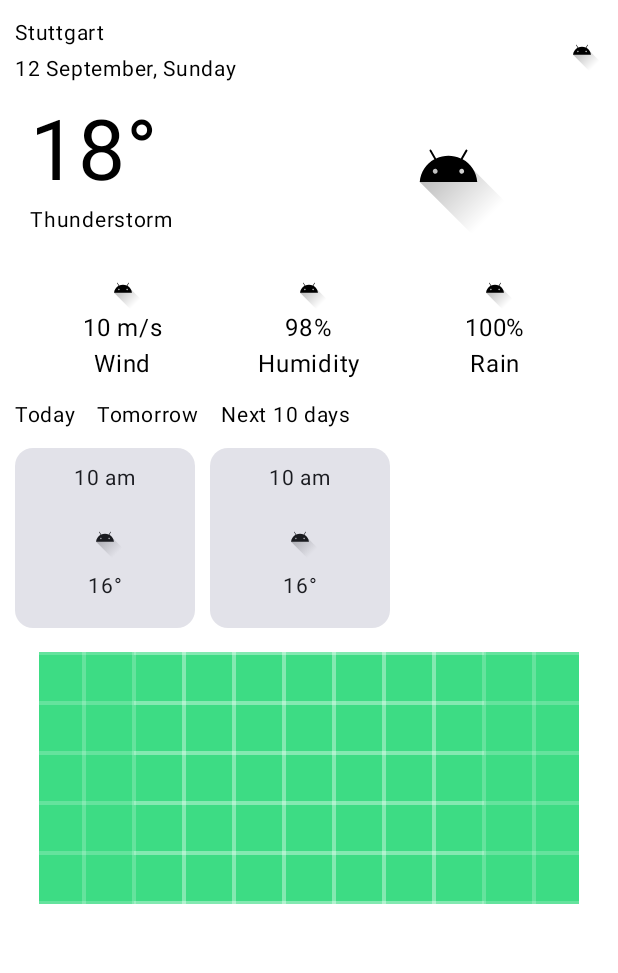
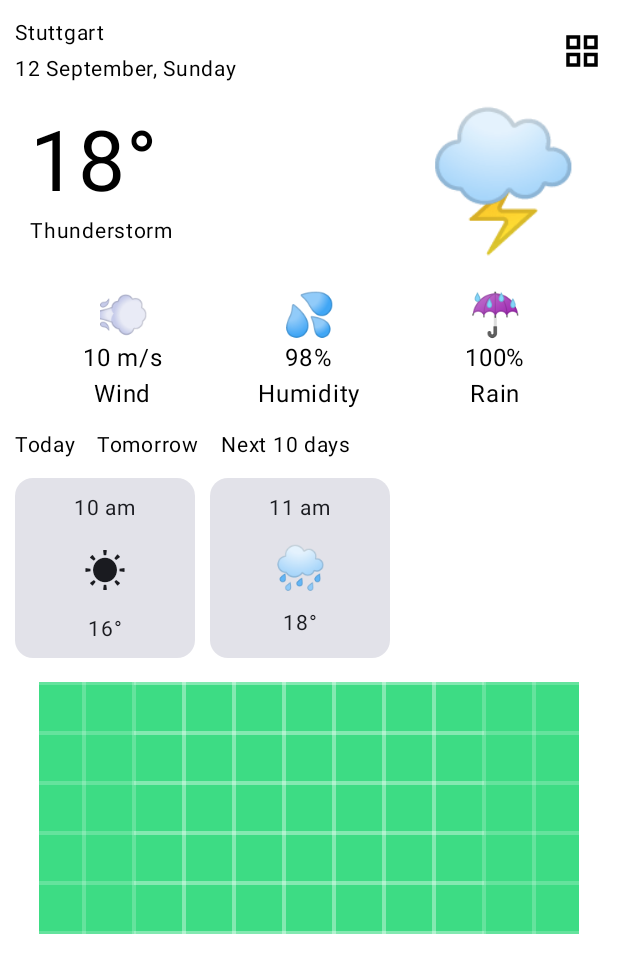
Before and after one commit to alanliongar/Weather, an Android app built with Jetpack Compose: the @Preview function GreetingPreview, on a phone screen of 412 x 824 dp. Shown: the top 973 px of the screen. Run offline under Robolectric (Android 15) with nearby library versions, the phone set to English and light mode, and no system bars; 1 statement that could not run was skipped.

Commit message:
First screen scope done

```diff
--- a/app/build.gradle.kts
+++ b/app/build.gradle.kts
@@ -40,7 +40,7 @@ android {
 }
 
 dependencies {
-
+    implementation("androidx.compose.material:material-icons-extended")
     implementation(libs.androidx.core.ktx)
     implementation(libs.androidx.lifecycle.runtime.ktx)
     implementation(libs.androidx.activity.compose)
--- a/app/src/main/java/com/example/weather/MainActivity.kt
+++ b/app/src/main/java/com/example/weather/MainActivity.kt
@@ -5,7 +5,6 @@ import androidx.activity.ComponentActivity
 import androidx.activity.compose.setContent
 import androidx.activity.enableEdgeToEdge
 import androidx.compose.foundation.Image
-import androidx.compose.foundation.layout.Arrangement
 import androidx.compose.foundation.layout.Column
 import androidx.compose.foundation.layout.Row
 import androidx.compose.foundation.layout.Spacer
@@ -14,7 +13,8 @@ import androidx.compose.foundation.layout.fillMaxWidth
 import androidx.compose.foundation.layout.height
 import androidx.compose.foundation.layout.padding
 import androidx.compose.foundation.layout.size
-import androidx.compose.foundation.layout.width
+import androidx.compose.material.icons.Icons
+import androidx.compose.material.icons.filled.GridView
 import androidx.compose.material3.Card
 import androidx.compose.material3.Icon
 import androidx.compose.material3.Scaffold
@@ -24,6 +24,7 @@ import androidx.compose.ui.Alignment
 import androidx.compose.ui.Modifier
 import androidx.compose.ui.layout.ContentScale
 import androidx.compose.ui.res.painterResource
+import androidx.compose.ui.text.style.TextAlign
 import androidx.compose.ui.tooling.preview.Preview
 import androidx.compose.ui.unit.dp
 import androidx.compose.ui.unit.sp
@@ -71,8 +72,8 @@ fun Climate(cityClimateInfo: ClimateInfo, modifier: Modifier = Modifier) {
                 modifier = modifier
                     .align(Alignment.CenterVertically)
                     .size(28.dp),
-                painter = painterResource(R.drawable.ic_launcher_foreground),
-                contentDescription = "detail icon",
+                imageVector = Icons.Filled.GridView,
+                contentDescription = "Grid view"
             )
         }
         //line of temperature, status and image
@@ -96,13 +97,13 @@ fun Climate(cityClimateInfo: ClimateInfo, modifier: Modifier = Modifier) {
                     fontSize = 14.sp
                 )
             }
-            Icon(
-                modifier = modifier
-                    .weight(1f)
-                    .size(90.dp),
-                painter = painterResource(R.drawable.ic_launcher_foreground),
-                contentDescription = "Weather icon"
+            Text(
+                text = getEmoji(weatherStatus = "Thunderstorm"),
+                fontSize = 90.sp,
+                modifier = modifier,
+                textAlign = TextAlign.Center
             )
+
         }
         Row(
             modifier = modifier
@@ -110,12 +111,11 @@ fun Climate(cityClimateInfo: ClimateInfo, modifier: Modifier = Modifier) {
                 .padding(10.dp)
         ) {
             Column(modifier = modifier.weight(1f)) {
-                Icon(
-                    modifier = modifier
-                        .size(28.dp)
-                        .align(Alignment.CenterHorizontally),
-                    painter = painterResource(R.drawable.ic_launcher_foreground),
-                    contentDescription = "wind icon"
+                Text(
+                    text = getEmoji(weatherStatus = "Wind"),
+                    fontSize = 28.sp,
+                    modifier = modifier.align(Alignment.CenterHorizontally),
+                    textAlign = TextAlign.Center
                 )
                 Text(
                     modifier = modifier.align(Alignment.CenterHorizontally),
@@ -127,12 +127,11 @@ fun Climate(cityClimateInfo: ClimateInfo, modifier: Modifier = Modifier) {
                 )
             }
             Column(modifier = modifier.weight(1f)) {
-                Icon(
-                    modifier = modifier
-                        .size(28.dp)
-                        .align(Alignment.CenterHorizontally),
-                    painter = painterResource(R.drawable.ic_launcher_foreground),
-                    contentDescription = "humidity icon"
+                Text(
+                    text = getEmoji(weatherStatus = "Humidity"),
+                    fontSize = 28.sp,
+                    modifier = modifier.align(Alignment.CenterHorizontally),
+                    textAlign = TextAlign.Center
                 )
                 Text(
                     modifier = modifier.align(Alignment.CenterHorizontally),
@@ -144,12 +143,11 @@ fun Climate(cityClimateInfo: ClimateInfo, modifier: Modifier = Modifier) {
                 )
             }
             Column(modifier = modifier.weight(1f)) {
-                Icon(
-                    modifier = modifier
-                        .size(28.dp)
-                        .align(Alignment.CenterHorizontally),
-                    painter = painterResource(R.drawable.ic_launcher_foreground),
-                    contentDescription = "rain icon"
+                Text(
+                    text = getEmoji(weatherStatus = "Rain"),
+                    fontSize = 28.sp,
+                    modifier = modifier.align(Alignment.CenterHorizontally),
+                    textAlign = TextAlign.Center
                 )
                 Text(
                     modifier = modifier.align(Alignment.CenterHorizontally),
@@ -189,18 +187,17 @@ fun Climate(cityClimateInfo: ClimateInfo, modifier: Modifier = Modifier) {
                         text = "10 am",
                         fontSize = 14.sp
                     )
-                    Icon(
-                        modifier = Modifier
-                            .size(28.dp)
-                            .align(Alignment.CenterHorizontally)
-                            .weight(1f),
-                        painter = painterResource(R.drawable.ic_launcher_foreground),
-                        contentDescription = "weather icon",
+                    Text(
+                        text = "☀",
+                        fontSize = 28.sp, // ou ajuste conforme quiser
+                        modifier = modifier.align(Alignment.CenterHorizontally),
+                        textAlign = TextAlign.Center
                     )
                     Text(
                         modifier = modifier
                             .align(Alignment.CenterHorizontally)
-                            .weight(1f),
+                            .weight(1f)
+                            .padding(top = 8.dp),
                         text = "16°",
                         fontSize = 14.sp
                     )
@@ -214,22 +211,21 @@ fun Climate(cityClimateInfo: ClimateInfo, modifier: Modifier = Modifier) {
                             .align(Alignment.CenterHorizontally)
                             .weight(1f)
                             .padding(top = 8.dp),
-                        text = "10 am",
+                        text = "11 am",
                         fontSize = 14.sp
                     )
-                    Icon(
-                        modifier = Modifier
-                            .size(28.dp)
-                            .align(Alignment.CenterHorizontally)
-                            .weight(1f),
-                        painter = painterResource(R.drawable.ic_launcher_foreground),
-                        contentDescription = "weather icon",
+                    Text(
+                        text = getEmoji("Heavy rain"),
+                        fontSize = 28.sp, // ou ajuste conforme quiser
+                        modifier = modifier.align(Alignment.CenterHorizontally),
+                        textAlign = TextAlign.Center
                     )
                     Text(
                         modifier = modifier
                             .align(Alignment.CenterHorizontally)
-                            .weight(1f),
-                        text = "16°",
+                            .weight(1f)
+                            .padding(top = 8.dp),
+                        text = "18°",
                         fontSize = 14.sp
                     )
                 }
@@ -237,7 +233,10 @@ fun Climate(cityClimateInfo: ClimateInfo, modifier: Modifier = Modifier) {
         }
 
         Image(
-            modifier = modifier.fillMaxWidth().height(200.dp).padding(16.dp),
+            modifier = modifier
+                .fillMaxWidth()
+                .height(200.dp)
+                .padding(16.dp),
             contentScale = ContentScale.Crop,
             painter = painterResource(R.drawable.ic_launcher_background),
             contentDescription = "map"
@@ -272,6 +271,27 @@ val stuttgart: ClimateInfo =
         "12 September, Sunday"
     )
 
+private fun getEmoji(weatherStatus: String): String {
+    if (weatherStatus == "Thunderstorm")
+        return "\uD83C\uDF29"
+    else if (weatherStatus == "Humidity")
+        return "\uD83D\uDCA6"
+    else if (weatherStatus == "Wind")
+        return "\uD83D\uDCA8"
+    else if (weatherStatus == "Rain")
+        return "☔"
+    else if (weatherStatus == "Heavy rain")
+        return "\uD83C\uDF27\uFE0F"
+    else if (weatherStatus == "Sun")
+        return "☀"
+    else if (weatherStatus == "Cloudy")
+        return "\uD83C\uDF25"
+    else if (weatherStatus == "Lightning")
+        return "⚡"
+    else
+        return ""
+}
+
 data class ClimateInfo(
     val city: String,
     val weatherStatus: String,
@@ -281,3 +301,5 @@ data class ClimateInfo(
     val rain: Float,
     val date: String,
 )
+
+val linkApi = "https://api.open-meteo.com/v1/forecast?latitude=-23.78&longitude=-46.69&hourly=temperature_2m,precipitation&current=temperature_2m,rain,wind_speed_10m,relative_humidity_2m&forecast_days=2"
```
